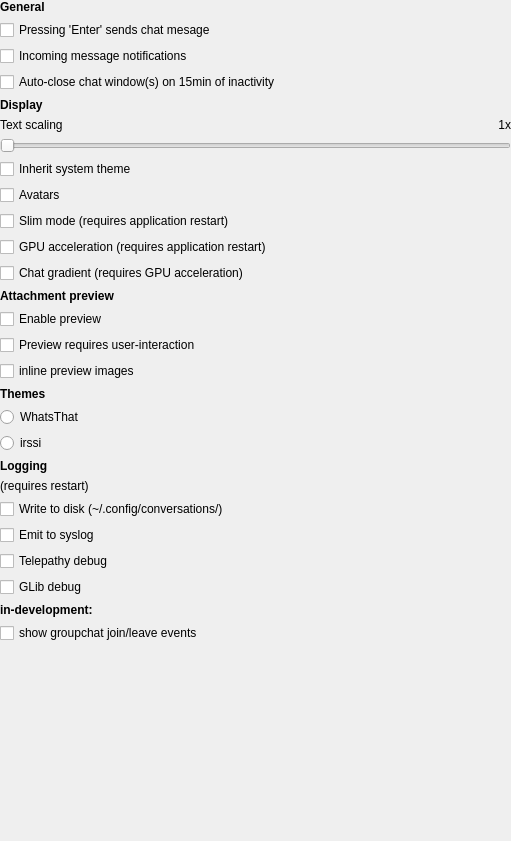
First picture: the form in src/settingswidget.ui, repository maemo-leste/conversations, before the edit.
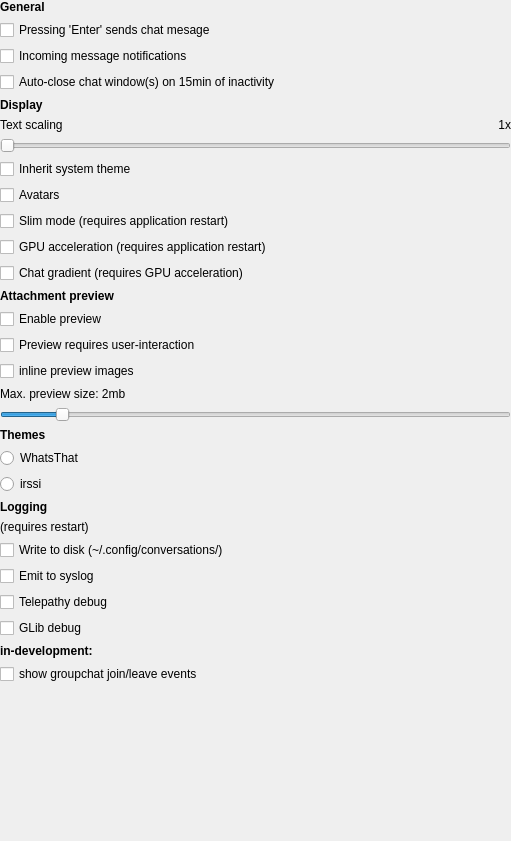
Second picture: the form after the edit.

Commit message: preview: configurable attachment preview max download size

Patch:
```diff
--- a/src/settingswidget.ui
+++ b/src/settingswidget.ui
@@ -233,6 +233,35 @@
          </property>
         </widget>
        </item>
+       <item>
+        <widget class="QLabel" name="label_attachmentMaxDownloadSize">
+         <property name="text">
+          <string>Max. preview size: 2mb</string>
+         </property>
+        </widget>
+       </item>
+       <item>
+        <widget class="QSlider" name="sliderMaxAttachmentSize">
+         <property name="minimum">
+          <number>1</number>
+         </property>
+         <property name="maximum">
+          <number>10</number>
+         </property>
+         <property name="pageStep">
+          <number>1</number>
+         </property>
+         <property name="value">
+          <number>2</number>
+         </property>
+         <property name="orientation">
+          <enum>Qt::Horizontal</enum>
+         </property>
+         <property name="tickInterval">
+          <number>1</number>
+         </property>
+        </widget>
+       </item>
        <item>
         <widget class="QLabel" name="label_5">
          <property name="font">
```
The commit also changes 7 other files.
